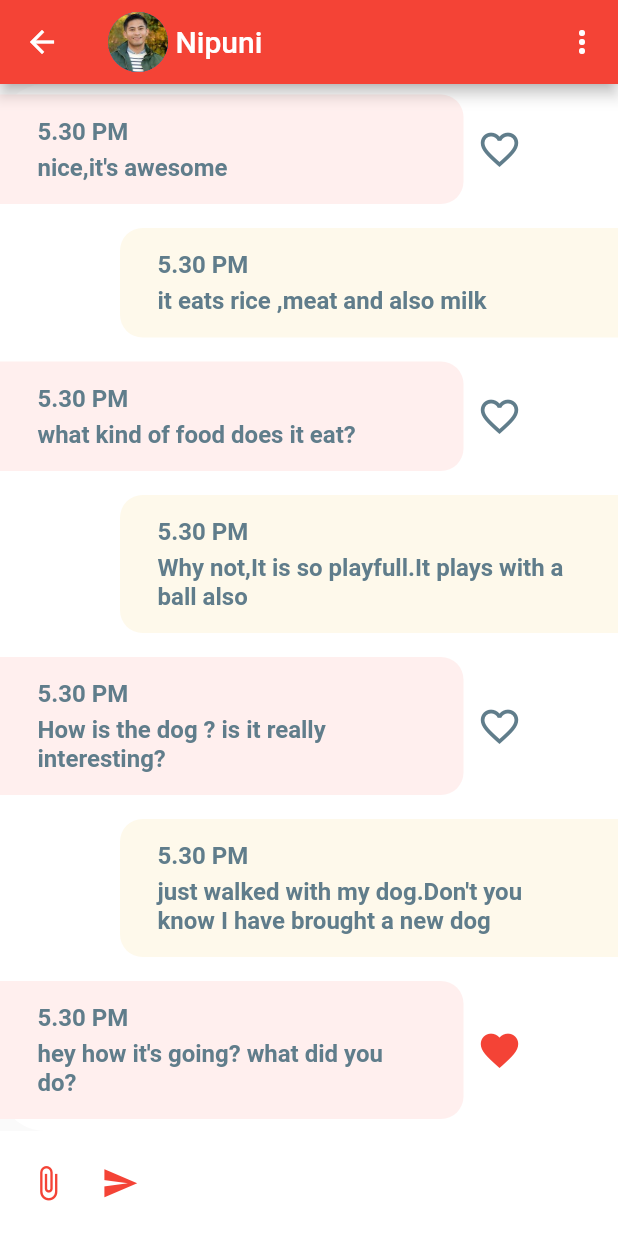
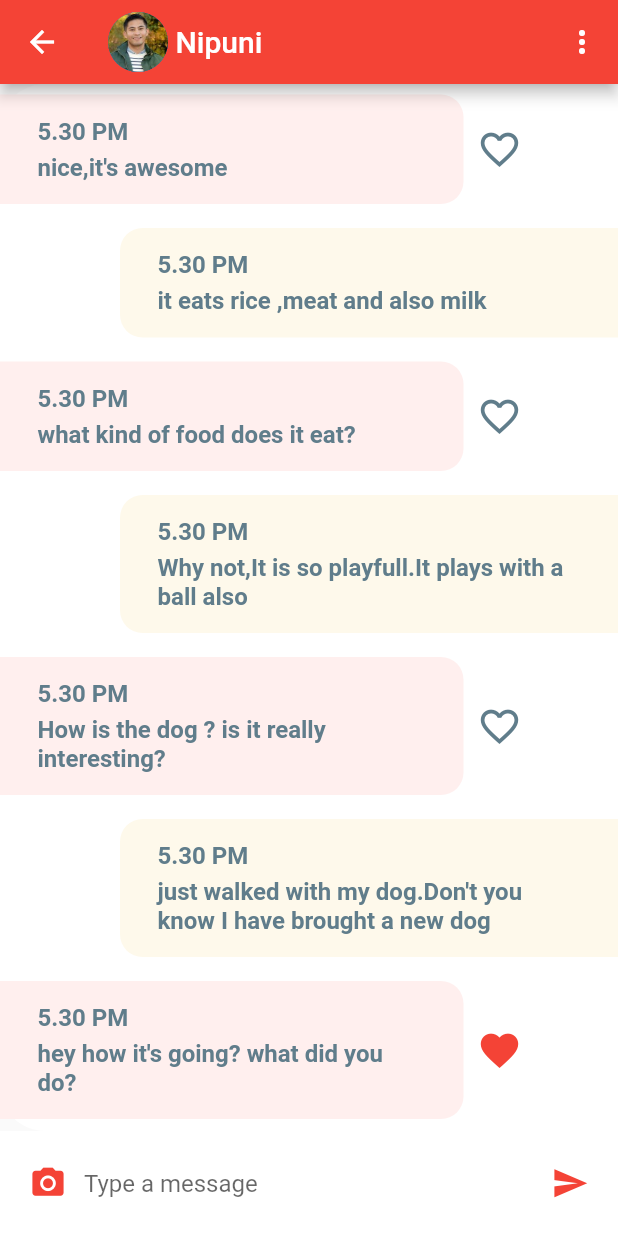
Before and after one commit to NipuniKodithuwakku/chat-app, a Flutter app: the screen it shows after launch, after a tap on "Nipuni", on a phone screen of 412 x 824 dp. Run offline on Flutter 3.47's test engine with Material 2 defaults, Android fonts, the phone set to English and light mode, and no system bars.

Commit message:
add gesture detector to the chat screen

```diff
--- a/lib/screens/chat_screen.dart
+++ b/lib/screens/chat_screen.dart
@@ -89,10 +89,20 @@ class ChatScreenState extends State<ChatScreen> {
       child: Row(
         children: <Widget>[
           IconButton(
-            icon: Icon(Icons.attach_file),
+            icon: Icon(Icons.camera_alt),
             iconSize: 25.0,
             color: Theme.of(context).primaryColor,
             onPressed: () {},
+          ),
+          Expanded(
+            child: TextField(
+              //capitalize first letter of the sentence
+              textCapitalization: TextCapitalization.sentences,
+              onChanged: (value) {},
+              decoration: InputDecoration.collapsed(
+                hintText: 'Type a message',
+              ),
+            ),
           ),
           IconButton(
             icon: Icon(Icons.send),
@@ -131,7 +141,9 @@ class ChatScreenState extends State<ChatScreen> {
           ),
         ],
       ),
-        body: Column(
+      body: GestureDetector(
+        onTap: () => FocusScope.of(context).unfocus(),
+        child: Column(
           children: <Widget>[
             Expanded(
               child: Container(
@@ -164,6 +176,8 @@ class ChatScreenState extends State<ChatScreen> {
             ),
             _buildMessageComposer(),
           ],
-        ));
+        ),
+      ),
+    );
   }
 }
```
Lines whose indentation alone changed are shown as unchanged.
